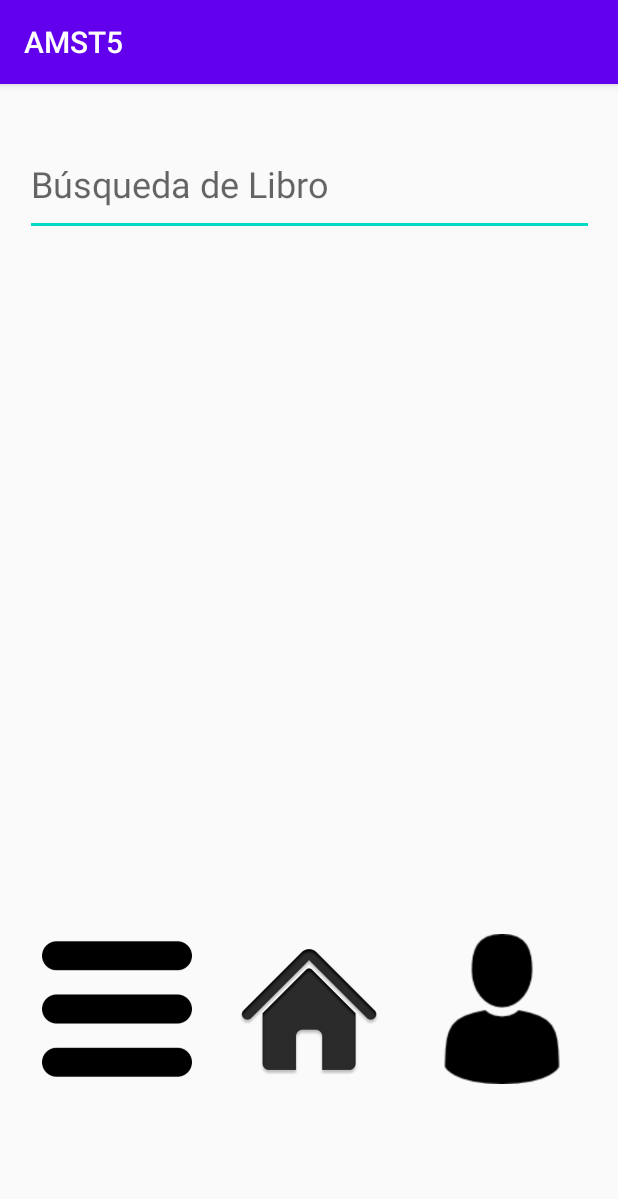
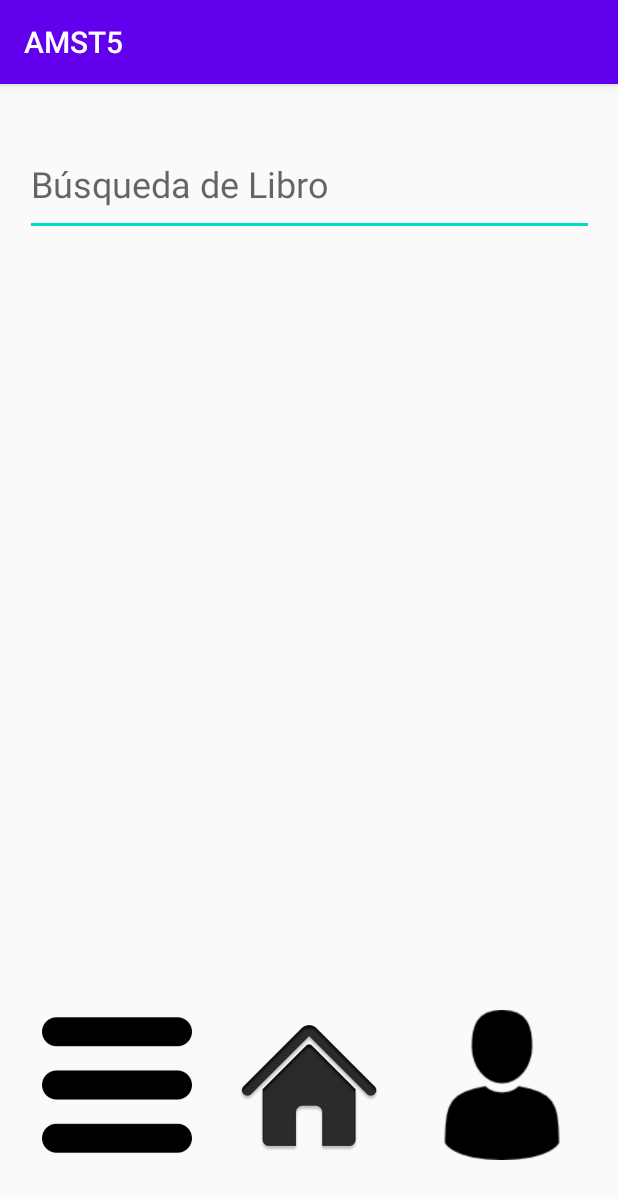
Before and after one commit to jaimemoransantos/PST_TA5_G5, an Android app: the Principal screen opened directly, with no data from a screen before it, on a phone screen of 412 x 824 dp. Shown: the top 1199 px of the screen. Run offline under Robolectric (Android 15) with nearby library versions, the phone set to English and light mode, and no system bars; Roboto replaces fonts that are not available here.

Commit message:
Edicion de lo que pidio Alex

```diff
--- a/app/src/main/res/layout/activity_principal.xml
+++ b/app/src/main/res/layout/activity_principal.xml
@@ -43,12 +43,13 @@
         android:layout_height="100dp"
         android:layout_marginTop="8dp"
         android:background="#00FFFFFF"
+        android:contentDescription="@null"
         android:scaleType="fitCenter"
+        app:layout_constraintBottom_toBottomOf="parent"
         app:layout_constraintEnd_toEndOf="parent"
         app:layout_constraintStart_toStartOf="parent"
         app:layout_constraintTop_toBottomOf="@+id/scrollView2"
-        app:srcCompat="@drawable/home"
-        android:contentDescription="@null" />
+        app:srcCompat="@drawable/home" />
 
     <ImageButton
         android:id="@+id/perfil"
```
